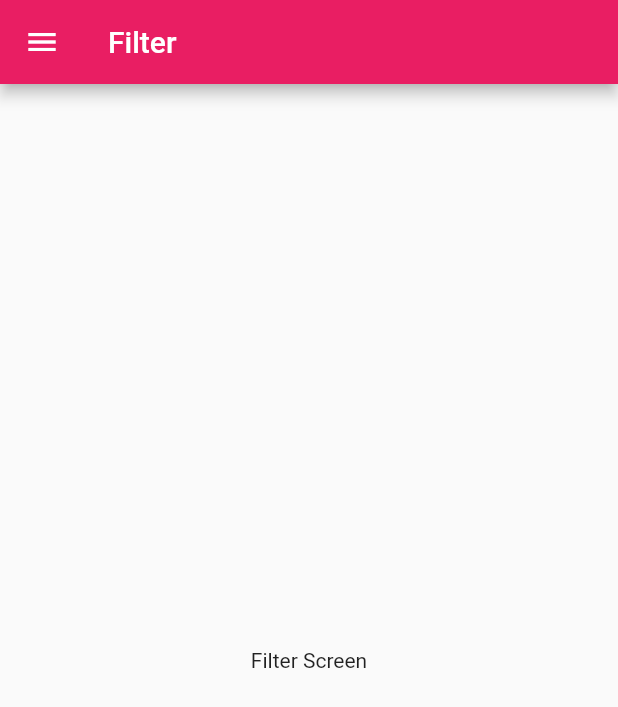
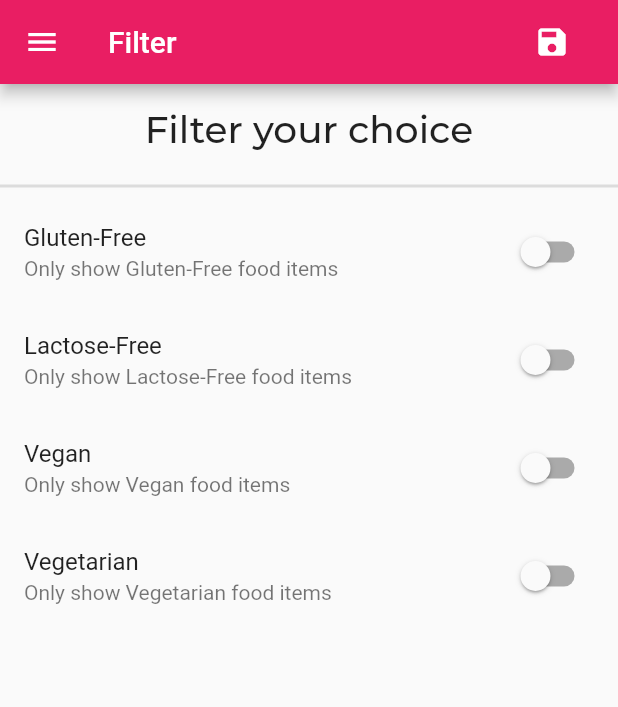
Before and after one commit to rijin-23/meals_app, a Flutter app: the FilterScreen screen opened by its route, on a phone screen of 412 x 824 dp. Shown: the top 707 px of the screen. Run offline on Flutter 3.47's test engine with Material 2 defaults, Android fonts, the phone set to English and light mode, and no system bars.

```diff
--- a/lib/main.dart
+++ b/lib/main.dart
@@ -1,7 +1,10 @@
 import 'package:flutter/material.dart';
+
+import 'models/meal.dart';
+import 'package:meals_app/models/meal.dart';
 import 'package:meals_app/screens/filter_screen.dart';
-
 import 'package:meals_app/screens/tabScreen.dart';
+import 'package:meals_app/widgets/dummy_data.dart';
 import 'screens/meal_details_screen.dart';
 import 'screens/recipes_screen.dart';
 
@@ -9,18 +12,73 @@ void main() {
   runApp(MyApp());
 }
 
-class MyApp extends StatelessWidget {
+class MyApp extends StatefulWidget {
+  @override
+  _MyAppState createState() => _MyAppState();
+}
+
+class _MyAppState extends State<MyApp> {
+  Map<String, bool> _filters = {
+    'gluten': false,
+    'lactose': false,
+    'vegan': false,
+    'vegetarian': false
+  };
+
+  List<Meal> availableMeal = DUMMY_MEALS;
+  List<Meal> favoriteMeal = [];
+
+  void applyFilters(Map<String, bool> getFilters) {
+    setState(() {
+      _filters = getFilters;
+      availableMeal = DUMMY_MEALS.where((element) {
+        if (_filters['gluten'] && !element.isGlutenFree) {
+          return false;
+        }
+        if (_filters['lactose'] && !element.isLactoseFree) {
+          return false;
+        }
+        if (_filters['vegan'] && !element.isVegan) {
+          return false;
+        }
+        if (_filters['vegetarian'] && !element.isVegetarian) {
+          return false;
+        }
+        return true;
+      }).toList();
+    });
+  }
+
+  void selectFavorite(String mealId) {
+    final elementIndex = favoriteMeal.indexWhere((meal) => meal.id == mealId);
+
+    if (elementIndex >= 0) {
+      setState(() {
+        favoriteMeal.removeAt(elementIndex);
+      });
+    } else {
+      setState(() {
+        favoriteMeal.add(DUMMY_MEALS.firstWhere((meal) => meal.id == mealId));
+      });
+    }
+  }
+
+  bool isFavorite(id) {
+    return favoriteMeal.any((meal) => meal.id == id);
+  }
+
   @override
   Widget build(BuildContext context) {
     return MaterialApp(
       theme:
           ThemeData(primarySwatch: Colors.pink, accentColor: Colors.pinkAccent),
-      home: TabScreen(),
+      home: TabScreen(favoriteMeal),
       routes: {
-        '/recipes': (context) => Recipes_Screen(),
-        '/meal_details': (context) => Meal_Details_Screen(),
-        '/tab_screen': (context) => TabScreen(),
-        '/filter_screen': (context) => FilterScreen()
+        '/recipes': (context) => Recipes_Screen(availableMeal),
+        '/meal_details': (context) =>
+            Meal_Details_Screen(selectFavorite, isFavorite),
+        '/tab_screen': (context) => TabScreen(favoriteMeal),
+        '/filter_screen': (context) => FilterScreen(_filters, applyFilters)
       },
     );
   }
--- a/lib/screens/categories_screen.dart
+++ b/lib/screens/categories_screen.dart
@@ -1,9 +1,11 @@
 import 'package:flutter/material.dart';
+import 'package:meals_app/models/meal.dart';
 import 'package:meals_app/widgets/category_list.dart';
 import 'package:meals_app/widgets/dummy_data.dart';
 
 // ignore: camel_case_types
 class Categories_Screen extends StatelessWidget {
+  //List<Meal> allMeals;
   @override
   Widget build(BuildContext context) {
     return GridView(
--- a/lib/screens/filter_screen.dart
+++ b/lib/screens/filter_screen.dart
@@ -1,17 +1,110 @@
 import 'package:flutter/material.dart';
 import 'package:meals_app/widgets/drawerWidget.dart';
 
-class FilterScreen extends StatelessWidget {
+class FilterScreen extends StatefulWidget {
+  final Function setFilter;
+  final Map<String, bool> currentFilter;
+  FilterScreen(this.currentFilter, this.setFilter);
+  @override
+  _FilterScreenState createState() => _FilterScreenState();
+}
+
+class _FilterScreenState extends State<FilterScreen> {
+  bool _glutenFree = false;
+
+  bool _vegan = false;
+
+  bool _vegetarian = false;
+
+  bool _lactoseFree = false;
+
+  Widget _switchBuilder(String title, String description, bool prevValue,
+      Function onSwitchChanged) {
+    return SwitchListTile(
+        value: prevValue,
+        title: Text(title),
+        subtitle: Text(description),
+        onChanged: onSwitchChanged);
+  }
+
+  @override
+  void initState() {
+    _glutenFree = widget.currentFilter['gluten'];
+    _lactoseFree = widget.currentFilter['lactose'];
+    _vegan = widget.currentFilter['vegan'];
+    _vegetarian = widget.currentFilter['vegetarian'];
+    super.initState();
+  }
+
   @override
   Widget build(BuildContext context) {
     return Scaffold(
-      appBar: AppBar(
-        title: Text('Filter'),
-      ),
-      drawer: DrawerWidget(),
-      body: Center(
-        child: Text('Filter Screen'),
-      ),
-    );
+        appBar: AppBar(
+          title: Text('Filter'),
+          actions: [
+            FlatButton(
+              onPressed: () {
+                Map<String, bool> passFilters = {
+                  'gluten': _glutenFree,
+                  'lactose': _lactoseFree,
+                  'vegan': _vegan,
+                  'vegetarian': _vegetarian
+                };
+                widget.setFilter(passFilters);
+              },
+              child: Icon(Icons.save, color: Colors.white),
+            )
+          ],
+        ),
+        drawer: DrawerWidget(),
+        body: Column(
+          children: [
+            Container(
+              padding: EdgeInsets.symmetric(vertical: 15),
+              child: Text(
+                'Filter your choice',
+                style: TextStyle(fontFamily: 'Montserrat', fontSize: 25),
+              ),
+            ),
+            Divider(
+              thickness: 2,
+            ),
+            Expanded(
+              child: ListView(
+                children: [
+                  _switchBuilder(
+                      'Gluten-Free',
+                      'Only show Gluten-Free food items',
+                      _glutenFree, (newVal) {
+                    setState(() {
+                      _glutenFree = newVal;
+                      print(_glutenFree);
+                    });
+                  }),
+                  _switchBuilder(
+                      'Lactose-Free',
+                      'Only show Lactose-Free food items',
+                      _lactoseFree, (newVal) {
+                    setState(() {
+                      _lactoseFree = newVal;
+                    });
+                  }),
+                  _switchBuilder('Vegan', 'Only show Vegan food items', _vegan,
+                      (newVal) {
+                    setState(() {
+                      _vegan = newVal;
+                    });
+                  }),
+                  _switchBuilder('Vegetarian',
+                      'Only show Vegetarian food items', _vegetarian, (newVal) {
+                    setState(() {
+                      _vegetarian = newVal;
+                    });
+                  })
+                ],
+              ),
+            ),
+          ],
+        ));
   }
 }
--- a/lib/widgets/drawerWidget.dart
+++ b/lib/widgets/drawerWidget.dart
@@ -1,7 +1,4 @@
 import 'package:flutter/material.dart';
-
-import 'package:meals_app/screens/filter_screen.dart';
-import 'package:meals_app/screens/tabScreen.dart';
 
 class DrawerWidget extends StatelessWidget {
   Widget buildListTile(String title, IconData icon, Function tap) {
```
Also changed, not shown: lib/screens/favorites_screen.dart (+23 -1 lines), lib/screens/meal_details_screen.dart (+7 -0 lines), lib/screens/recipes_screen.dart (+5 -2 lines), lib/screens/tabScreen.dart (+13 -4 lines).
